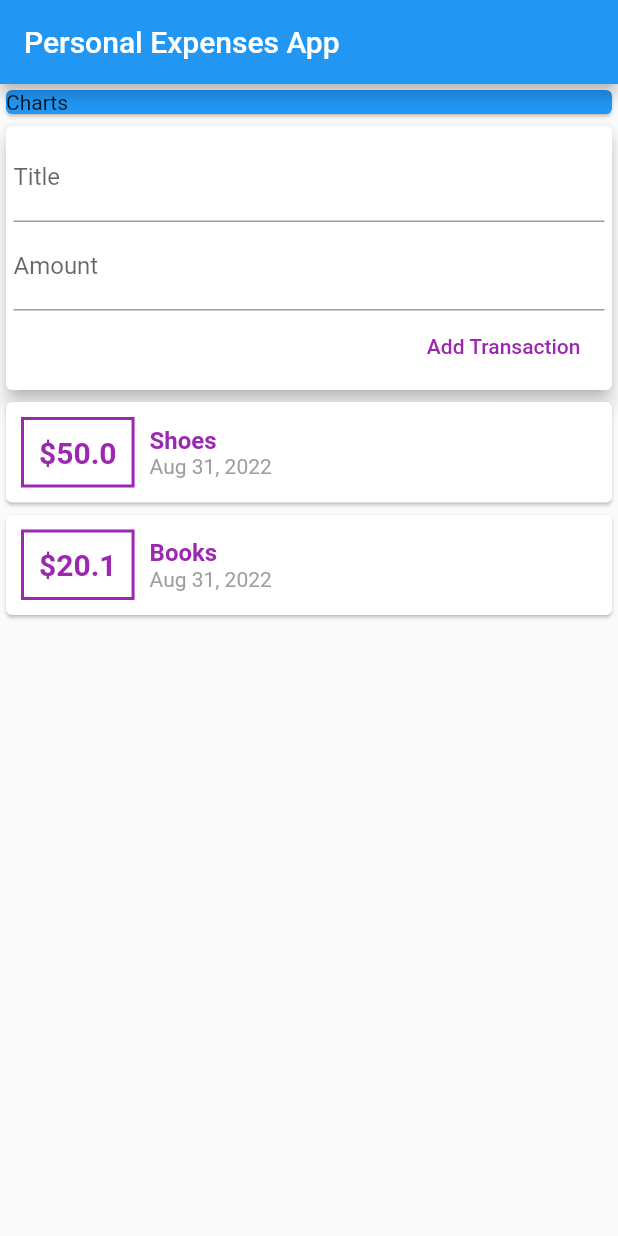
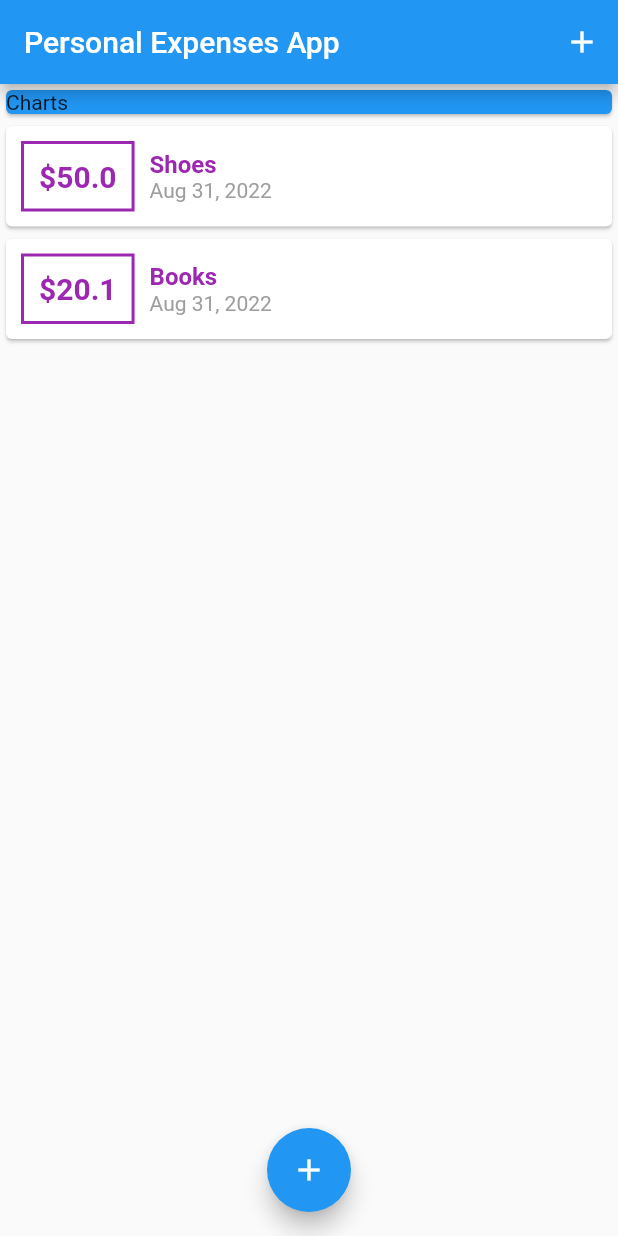
Before and after one commit to Engr-Afaq-Iqbal/Personal-Expenses-App, a Flutter app: the screen it shows after launch, on a phone screen of 412 x 824 dp. Run offline on Flutter 3.47's test engine with Material 2 defaults, Android fonts, the phone set to English and light mode, and no system bars.

```diff
--- a/lib/main.dart
+++ b/lib/main.dart
@@ -1,11 +1,47 @@
 import 'package:flutter/material.dart';
-import './widgets/user_transactions.dart';
+import 'package:personal_expenses_app/widgets/new_transactions.dart';
+import 'package:personal_expenses_app/widgets/transaction_list.dart';
+import 'models/transaction.dart';
 
 void main() {
   runApp(PE());
 }
 
-class PE extends StatelessWidget {
+class PE extends StatefulWidget {
+  @override
+  _PEState createState() => _PEState();
+}
+
+class _PEState extends State<PE> {
+  String _selectedItems = '';
+  final scaffoldKey = GlobalKey<ScaffoldState>();
+  final List<Transaction> transaction = [
+    Transaction(
+      id: 't1',
+      title: 'Shoes',
+      amount: 50.00,
+      date: DateTime.now(),
+    ),
+    Transaction(
+      id: 't2',
+      title: 'Books',
+      amount: 20.1,
+      date: DateTime.now(),
+    )
+  ];
+
+  void _addNewTransaction(String txTitle, double txAmount) {
+    final newTx = Transaction(
+      id: DateTime.now().toString(),
+      title: txTitle,
+      amount: txAmount,
+      date: DateTime.now(),
+    );
+    setState(() {
+      transaction.add(newTx);
+    });
+  }
+
   @override
   Widget build(BuildContext context) {
     return MaterialApp(
@@ -13,10 +49,16 @@ class PE extends StatelessWidget {
       home: Scaffold(
         appBar: AppBar(
           title: Text('Personal Expenses App'),
+          actions: <Widget>[
+            IconButton(
+              onPressed: () {},
+              icon: Icon(Icons.add),
+            )
+          ],
         ),
-        body: Column(
+        body: ListView(
             //mainAxisAlignment: MainAxisAlignment.spaceAround,
-            crossAxisAlignment: CrossAxisAlignment.stretch,
+            //crossAxisAlignment: CrossAxisAlignment.stretch,
             children: [
               Container(
                 width: double.infinity,
@@ -25,8 +67,28 @@ class PE extends StatelessWidget {
                   child: Text('Charts'),
                 ),
               ),
-              UserTransactions(),
+              TransactionList(transaction),
             ]),
+        floatingActionButtonLocation: FloatingActionButtonLocation.centerFloat,
+        floatingActionButton: FloatingActionButton(
+          child: Icon(Icons.add),
+          onPressed: () {
+            showBottomSheet(
+              context: context,
+              builder: (context) {
+                return ListView(
+                  children: [
+                    TextField(),
+                    GestureDetector(
+                      child: NewTransactions(_addNewTransaction),
+                      behavior: HitTestBehavior.opaque,
+                    ),
+                  ],
+                );
+              },
+            );
+          },
+        ),
       ),
     );
   }
```
